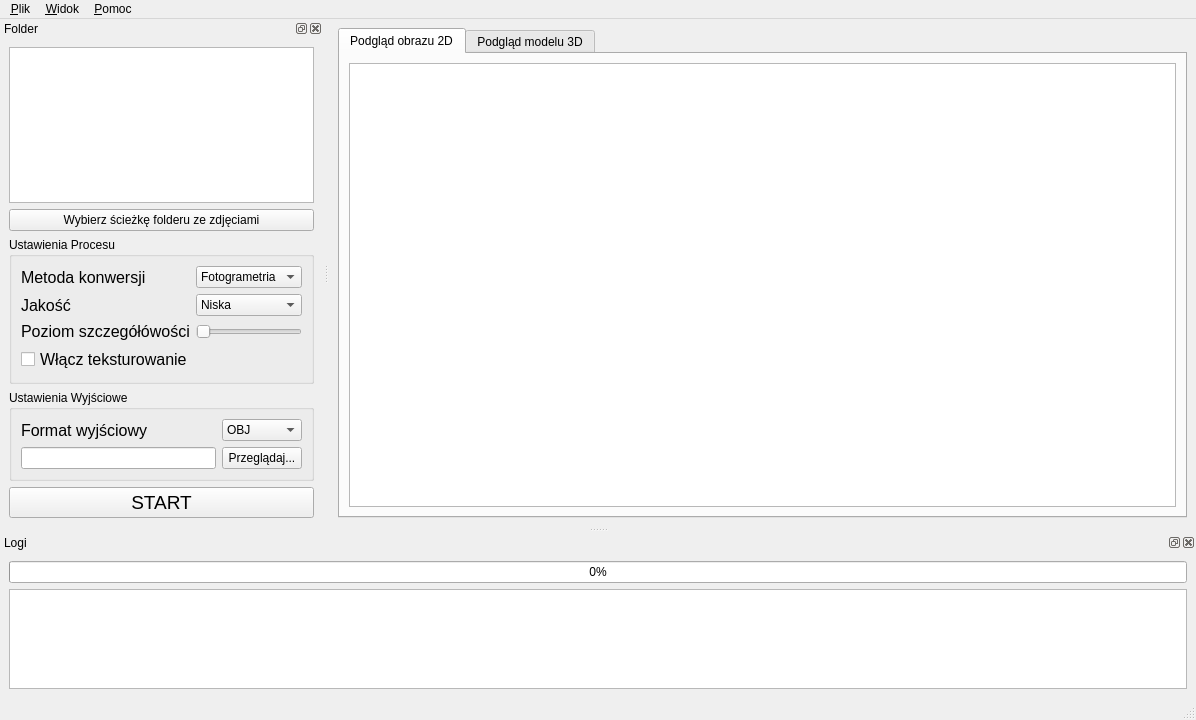
Before: the Qt Designer form src/mainwindow.ui in RareIcubu/Image-to-3D, drawn with Qt 5.
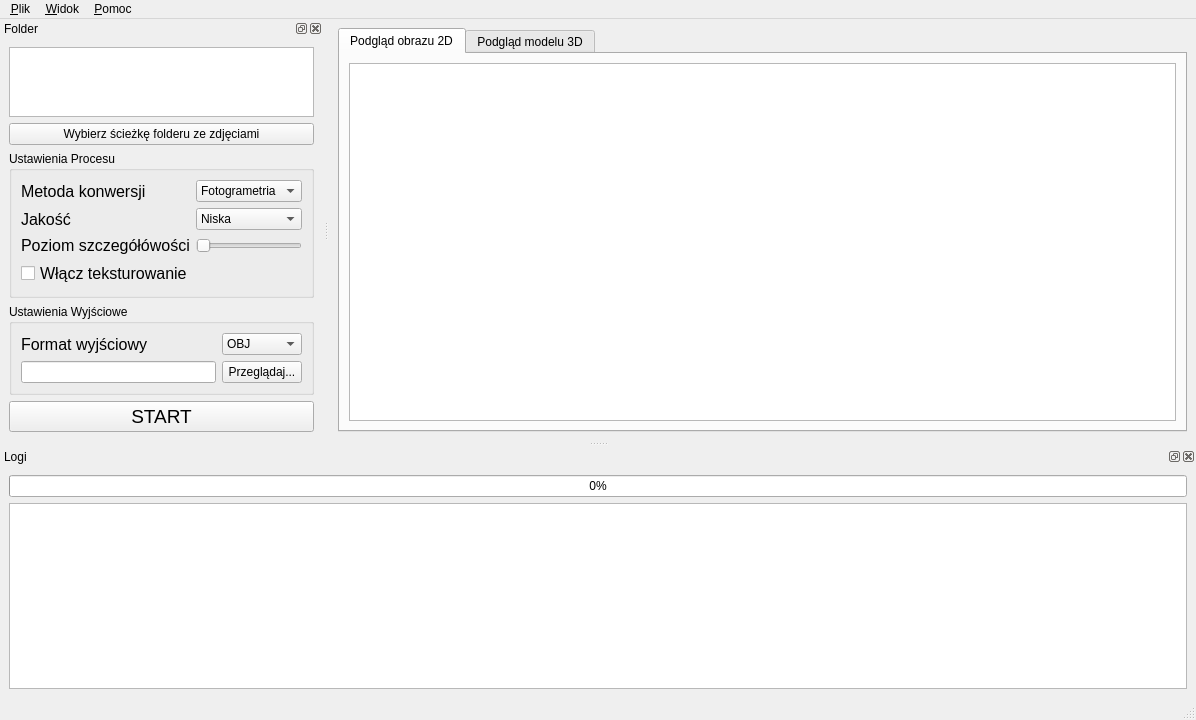
After: the same form once the commit is applied.

Patch:
```diff
--- a/src/mainwindow.ui
+++ b/src/mainwindow.ui
@@ -260,7 +260,7 @@
        <property name="maximumSize">
         <size>
          <width>16777215</width>
-         <height>100</height>
+         <height>16777215</height>
         </size>
        </property>
        <property name="readOnly">
```
